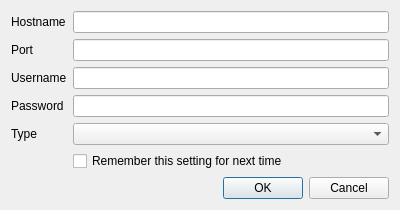
First picture: the form in huggle/proxy.ui, repository huggle/huggle3-qt-lx, before the edit.
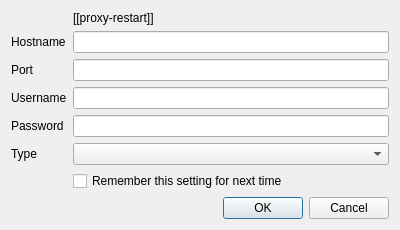
Second picture: the form after the edit. Icons and pictures are not drawn.

Commit message: Show warning in proxy

Diff of the .ui file:
```diff
--- a/huggle/proxy.ui
+++ b/huggle/proxy.ui
@@ -7,48 +7,76 @@
     <x>0</x>
     <y>0</y>
     <width>400</width>
-    <height>206</height>
+    <height>226</height>
    </rect>
   </property>
   <property name="windowTitle">
    <string>Configure proxy</string>
   </property>
   <layout class="QGridLayout" name="gridLayout">
-   <item row="0" column="0">
+   <item row="6" column="1">
+    <widget class="QCheckBox" name="checkBox">
+     <property name="text">
+      <string>Remember this setting for next time</string>
+     </property>
+    </widget>
+   </item>
+   <item row="1" column="0">
     <widget class="QLabel" name="label">
      <property name="text">
       <string>Hostname</string>
      </property>
     </widget>
    </item>
-   <item row="1" column="0">
+   <item row="2" column="1">
+    <widget class="QLineEdit" name="lineEdit_2">
+     <property name="inputMethodHints">
+      <set>Qt::ImhNone</set>
+     </property>
+    </widget>
+   </item>
+   <item row="4" column="0">
+    <widget class="QLabel" name="label_4">
+     <property name="text">
+      <string>Password</string>
+     </property>
+    </widget>
+   </item>
+   <item row="4" column="1">
+    <widget class="QLineEdit" name="lineEdit_4">
+     <property name="echoMode">
+      <enum>QLineEdit::Password</enum>
+     </property>
+    </widget>
+   </item>
+   <item row="3" column="0">
+    <widget class="QLabel" name="label_5">
+     <property name="text">
+      <string>Username</string>
+     </property>
+    </widget>
+   </item>
+   <item row="2" column="0">
     <widget class="QLabel" name="label_3">
      <property name="text">
       <string>Port</string>
      </property>
     </widget>
    </item>
-   <item row="4" column="1">
+   <item row="5" column="1">
     <widget class="QComboBox" name="comboBox"/>
    </item>
-   <item row="4" column="0">
+   <item row="3" column="1">
+    <widget class="QLineEdit" name="lineEdit_3"/>
+   </item>
+   <item row="5" column="0">
     <widget class="QLabel" name="label_2">
      <property name="text">
       <string>Type</string>
      </property>
     </widget>
    </item>
-   <item row="3" column="0">
-    <widget class="QLabel" name="label_4">
-     <property name="text">
-      <string>Password</string>
-     </property>
-    </widget>
-   </item>
-   <item row="0" column="1">
-    <widget class="QLineEdit" name="lineEdit"/>
-   </item>
-   <item row="6" column="1">
+   <item row="7" column="1">
     <widget class="QDialogButtonBox" name="buttonBox">
      <property name="orientation">
       <enum>Qt::Horizontal</enum>
@@ -58,34 +86,26 @@
      </property>
     </widget>
    </item>
-   <item row="2" column="1">
-    <widget class="QLineEdit" name="lineEdit_3"/>
-   </item>
-   <item row="2" column="0">
-    <widget class="QLabel" name="label_5">
-     <property name="text">
-      <string>Username</string>
-     </property>
-    </widget>
-   </item>
    <item row="1" column="1">
-    <widget class="QLineEdit" name="lineEdit_2">
-     <property name="inputMethodHints">
-      <set>Qt::ImhNone</set>
-     </property>
-    </widget>
+    <widget class="QLineEdit" name="lineEdit"/>
    </item>
-   <item row="3" column="1">
-    <widget class="QLineEdit" name="lineEdit_4">
-     <property name="echoMode">
-      <enum>QLineEdit::Password</enum>
+   <item row="0" column="1">
+    <widget class="QLabel" name="l_Restart">
+     <property name="text">
+      <string>[[proxy-restart]]</string>
      </property>
     </widget>
    </item>
-   <item row="5" column="1">
-    <widget class="QCheckBox" name="checkBox">
+   <item row="0" column="0">
+    <widget class="QLabel" name="label_7">
      <property name="text">
-      <string>Remember this setting for next time</string>
+      <string/>
+     </property>
+     <property name="pixmap">
+      <pixmap resource="pictures.qrc">:/huggle/pictures/Resources/warning_icon_micro.png</pixmap>
+     </property>
+     <property name="alignment">
+      <set>Qt::AlignRight|Qt::AlignTrailing|Qt::AlignVCenter</set>
      </property>
     </widget>
    </item>
```
Left out of the diff: 4 changed lines with no effect on the pictures. The commit also changes 2 other files.
